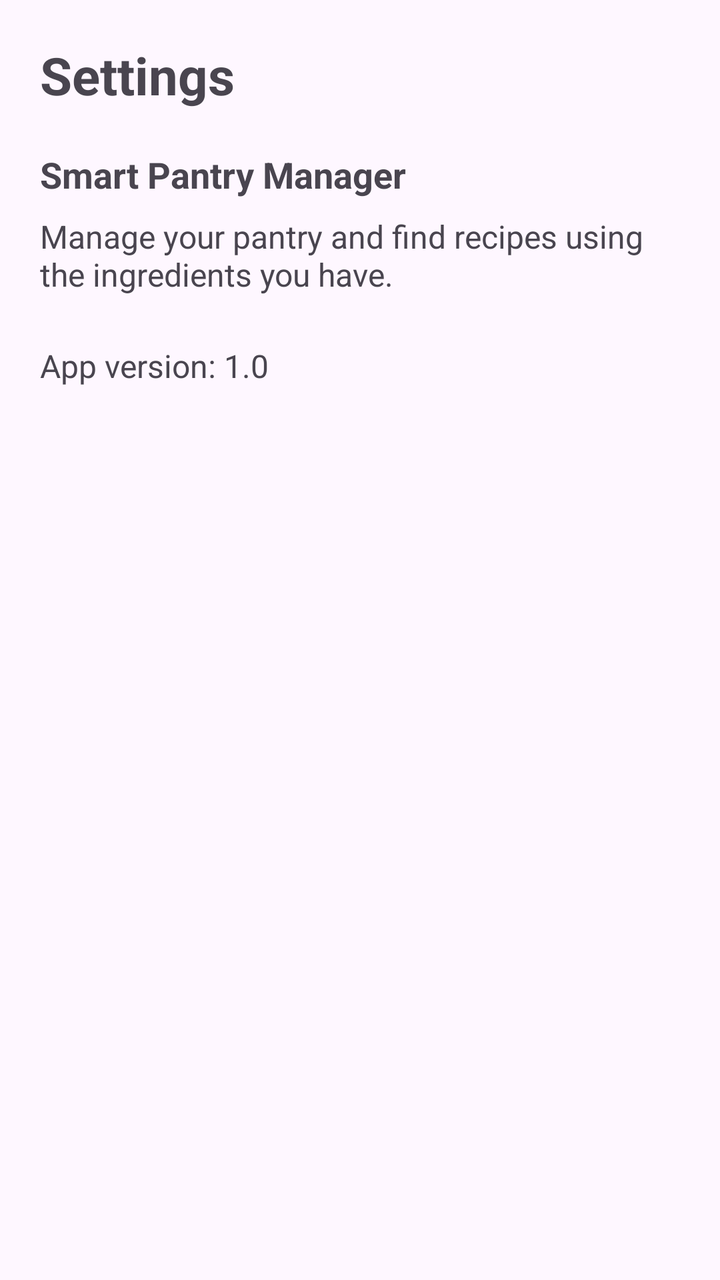
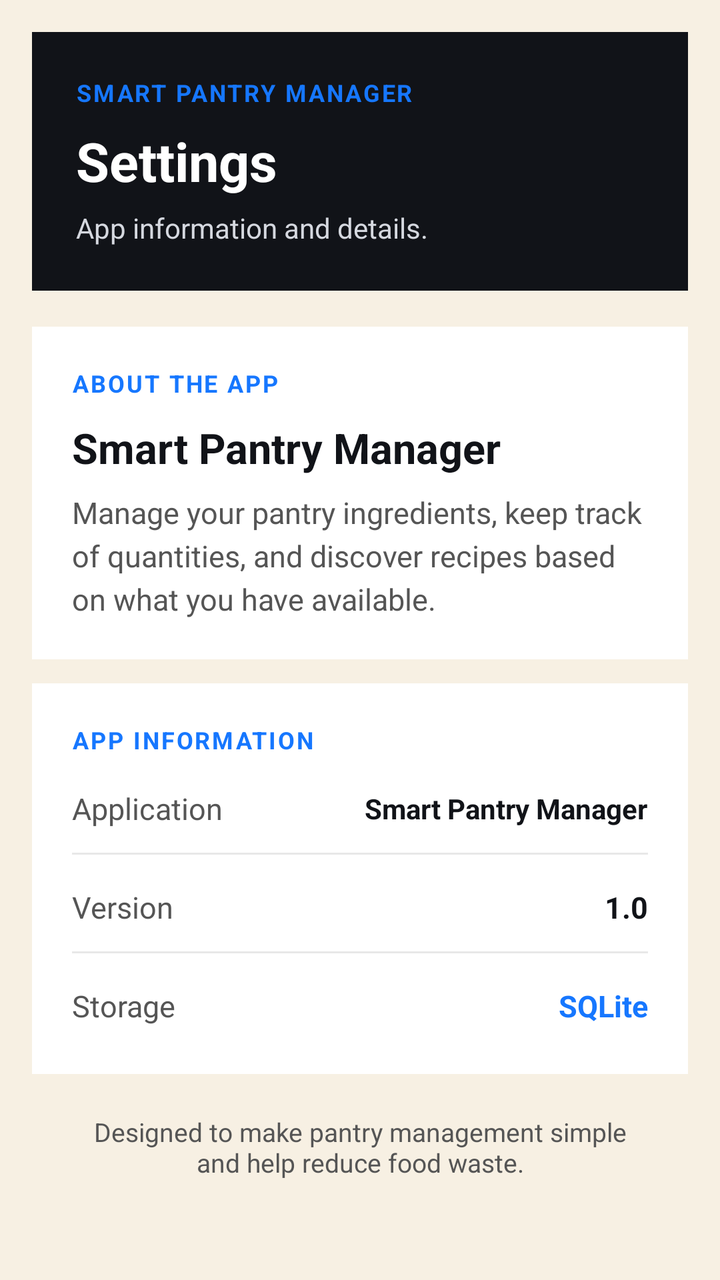

An Android layout rendered at two revisions. The XML below is the earlier revision; the diff shows what the commit changed to produce the second picture.
<!-- AndroidManifest.xml: application theme Theme.SmartPantryManager -->
<!-- res/layout/activity_settings.xml -->
<?xml version="1.0" encoding="utf-8"?>
<ScrollView xmlns:android="http://schemas.android.com/apk/res/android"
    android:layout_width="match_parent"
    android:layout_height="match_parent">

    <LinearLayout
        android:layout_width="match_parent"
        android:layout_height="wrap_content"
        android:orientation="vertical"
        android:padding="20dp">

        <TextView
            android:layout_width="match_parent"
            android:layout_height="wrap_content"
            android:text="Settings"
            android:textSize="26sp"
            android:textStyle="bold"
            android:layout_marginBottom="20dp" />

        <TextView
            android:layout_width="match_parent"
            android:layout_height="wrap_content"
            android:text="Smart Pantry Manager"
            android:textSize="18sp"
            android:textStyle="bold"
            android:layout_marginBottom="8dp" />

        <TextView
            android:layout_width="match_parent"
            android:layout_height="wrap_content"
            android:text="Manage your pantry and find recipes using the ingredients you have."
            android:textSize="16sp"
            android:layout_marginBottom="24dp" />

        <TextView
            android:layout_width="match_parent"
            android:layout_height="wrap_content"
            android:text="App version: 1.0"
            android:textSize="16sp"
            android:layout_marginBottom="16dp" />

    </LinearLayout>
</ScrollView>
<!-- resources referenced by this layout -->
<resources>
  <style name="Theme.SmartPantryManager" parent="Base.Theme.SmartPantryManager" />
  <style name="Base.Theme.SmartPantryManager" parent="Theme.Material3.DayNight.NoActionBar">
          
          
      </style>
</resources>

<!-- the commit's change to res/layout/activity_settings.xml (unified diff, before → after) -->
@@ -1,43 +1,208 @@
 <?xml version="1.0" encoding="utf-8"?>
 <ScrollView xmlns:android="http://schemas.android.com/apk/res/android"
     android:layout_width="match_parent"
-    android:layout_height="match_parent">
+    android:layout_height="match_parent"
+    android:background="#F7F0E3"
+    android:fillViewport="true">
 
     <LinearLayout
         android:layout_width="match_parent"
         android:layout_height="wrap_content"
         android:orientation="vertical"
-        android:padding="20dp">
-
+        android:padding="16dp">
+
+        
+        <LinearLayout
+            android:layout_width="match_parent"
+            android:layout_height="wrap_content"
+            android:orientation="vertical"
+            android:background="#111318"
+            android:padding="22dp">
+
+            <TextView
+                android:layout_width="match_parent"
+                android:layout_height="wrap_content"
+                android:text="SMART PANTRY MANAGER"
+                android:textColor="#1677FF"
+                android:textSize="12sp"
+                android:textStyle="bold"
+                android:letterSpacing="0.08" />
+
+            <TextView
+                android:layout_width="match_parent"
+                android:layout_height="wrap_content"
+                android:text="Settings"
+                android:textColor="#FFFFFF"
+                android:textSize="27sp"
+                android:textStyle="bold"
+                android:layout_marginTop="8dp" />
+
+            <TextView
+                android:layout_width="match_parent"
+                android:layout_height="wrap_content"
+                android:text="App information and details."
+                android:textColor="#D5D8DF"
+                android:textSize="14sp"
+                android:layout_marginTop="6dp" />
+
+        </LinearLayout>
+
+        
+        <LinearLayout
+            android:layout_width="match_parent"
+            android:layout_height="wrap_content"
+            android:orientation="vertical"
+            android:background="#FFFFFF"
+            android:padding="20dp"
+            android:layout_marginTop="18dp">
+
+            <TextView
+                android:layout_width="match_parent"
+                android:layout_height="wrap_content"
+                android:text="ABOUT THE APP"
+                android:textColor="#1677FF"
+                android:textSize="12sp"
+                android:textStyle="bold"
+                android:letterSpacing="0.08" />
+
+            <TextView
+                android:layout_width="match_parent"
+                android:layout_height="wrap_content"
+                android:text="Smart Pantry Manager"
+                android:textColor="#111318"
+                android:textSize="21sp"
+                android:textStyle="bold"
+                android:layout_marginTop="10dp" />
+
+            <TextView
+                android:layout_width="match_parent"
+                android:layout_height="wrap_content"
+                android:text="Manage your pantry ingredients, keep track of quantities, and discover recipes based on what you have available."
+                android:textColor="#555555"
+                android:textSize="15sp"
+                android:lineSpacingExtra="4dp"
+                android:layout_marginTop="8dp" />
+
+        </LinearLayout>
+
+        
+        <LinearLayout
+            android:layout_width="match_parent"
+            android:layout_height="wrap_content"
+            android:orientation="vertical"
+            android:background="#FFFFFF"
+            android:padding="20dp"
+            android:layout_marginTop="12dp">
+
+            <TextView
+                android:layout_width="match_parent"
+                android:layout_height="wrap_content"
+                android:text="APP INFORMATION"
+                android:textColor="#1677FF"
+                android:textSize="12sp"
+                android:textStyle="bold"
+                android:letterSpacing="0.08" />
+
+            <LinearLayout
+                android:layout_width="match_parent"
+                android:layout_height="wrap_content"
+                android:orientation="horizontal"
+                android:gravity="center_vertical"
+                android:paddingTop="16dp"
+                android:paddingBottom="12dp">
+
+                <TextView
+                    android:layout_width="0dp"
+                    android:layout_height="wrap_content"
+                    android:layout_weight="1"
+                    android:text="Application"
+                    android:textColor="#555555"
+                    android:textSize="15sp" />
+
+                <TextView
+                    android:layout_width="wrap_content"
+                    android:layout_height="wrap_content"
+                    android:text="Smart Pantry Manager"
+                    android:textColor="#111318"
+                    android:textSize="14sp"
+                    android:textStyle="bold" />
+
+            </LinearLayout>
+
+            <View
+                android:layout_width="match_parent"
+                android:layout_height="1dp"
+                android:background="#E8E8E8" />
+
+            <LinearLayout
+                android:layout_width="match_parent"
+                android:layout_height="wrap_content"
+                android:orientation="horizontal"
+                android:gravity="center_vertical"
+                android:paddingTop="16dp"
+                android:paddingBottom="12dp">
+
+                <TextView
+                    android:layout_width="0dp"
+                    android:layout_height="wrap_content"
+                    android:layout_weight="1"
+                    android:text="Version"
+                    android:textColor="#555555"
+                    android:textSize="15sp" />
+
+                <TextView
+                    android:layout_width="wrap_content"
+                    android:layout_height="wrap_content"
+                    android:text="1.0"
+                    android:textColor="#111318"
+                    android:textSize="15sp"
+                    android:textStyle="bold" />
+
+            </LinearLayout>
+
+            <View
+                android:layout_width="match_parent"
+                android:layout_height="1dp"
+                android:background="#E8E8E8" />
+
+            <LinearLayout
+                android:layout_width="match_parent"
+                android:layout_height="wrap_content"
+                android:orientation="horizontal"
+                android:gravity="center_vertical"
+                android:paddingTop="16dp"
+                android:paddingBottom="4dp">
+
+                <TextView
+                    android:layout_width="0dp"
+                    android:layout_height="wrap_content"
+                    android:layout_weight="1"
+                    android:text="Storage"
+                    android:textColor="#555555"
+                    android:textSize="15sp" />
+
+                <TextView
+                    android:layout_width="wrap_content"
+                    android:layout_height="wrap_content"
+                    android:text="SQLite"
+                    android:textColor="#1677FF"
+                    android:textSize="15sp"
+                    android:textStyle="bold" />
+
+            </LinearLayout>
+
+        </LinearLayout>
+
+        
         <TextView
             android:layout_width="match_parent"
             android:layout_height="wrap_content"
-            android:text="Settings"
-            android:textSize="26sp"
-            android:textStyle="bold"
-            android:layout_marginBottom="20dp" />
-
-        <TextView
-            android:layout_width="match_parent"
-            android:layout_height="wrap_content"
-            android:text="Smart Pantry Manager"
-            android:textSize="18sp"
-            android:textStyle="bold"
-            android:layout_marginBottom="8dp" />
-
-        <TextView
-            android:layout_width="match_parent"
-            android:layout_height="wrap_content"
-            android:text="Manage your pantry and find recipes using the ingredients you have."
-            android:textSize="16sp"
-            android:layout_marginBottom="24dp" />
-
-        <TextView
-            android:layout_width="match_parent"
-            android:layout_height="wrap_content"
-            android:text="App version: 1.0"
-            android:textSize="16sp"
-            android:layout_marginBottom="16dp" />
+            android:text="Designed to make pantry management simple and help reduce food waste."
+            android:textColor="#555555"
+            android:textSize="13sp"
+            android:gravity="center"
+            android:padding="20dp" />
 
     </LinearLayout>
+
 </ScrollView>
